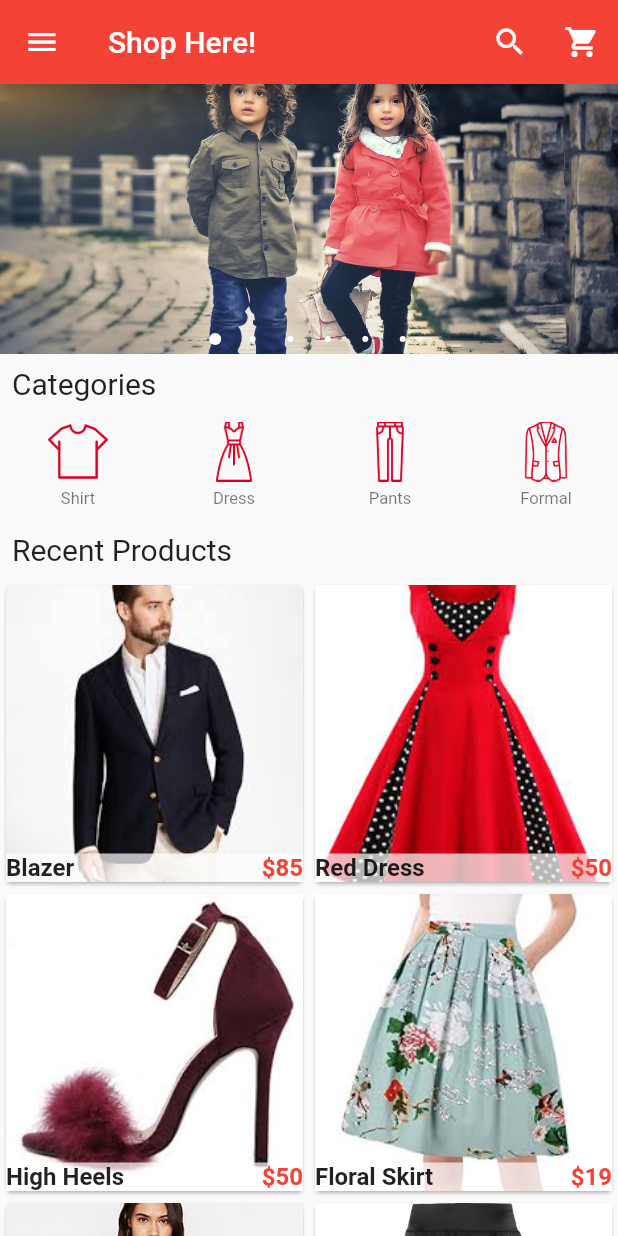
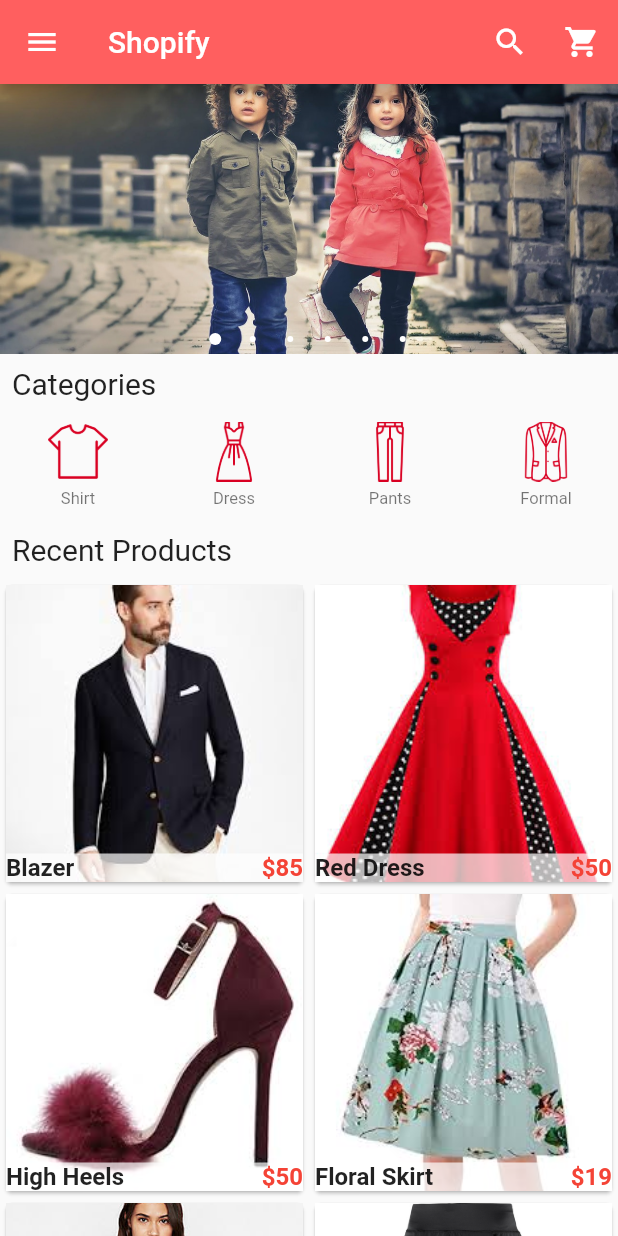
Before and after one commit to ktzy0305/Voguearo, a Flutter app: the screen it shows after launch, on a phone screen of 412 x 824 dp. Run offline on Flutter 3.47's test engine with Material 2 defaults, Android fonts, the phone set to English and light mode, and no system bars; drawn by our look-alikes of carousel_pro.

```diff
--- a/lib/main.dart
+++ b/lib/main.dart
@@ -50,8 +50,8 @@ class _HomePageState extends State<HomePage> {
     return new Scaffold(
       appBar: new AppBar(
         // elevation: 0.0,
-        backgroundColor: Colors.red,
-        title: Text("Shop Here!"),
+        backgroundColor: Color(0xffff5f5f),
+        title: Text("Shopify"),
         actions: <Widget>[
           new IconButton(
             icon: Icon(Icons.search, color: Colors.white),
@@ -79,7 +79,7 @@ class _HomePageState extends State<HomePage> {
                     backgroundColor: Colors.grey,
                     child: Icon(Icons.person, color: Colors.white, size: 40.0)),
               ),
-              decoration: new BoxDecoration(color: Colors.red),
+              decoration: new BoxDecoration(color: Color(0xffff5f5f)),
             ),
             // Body
             InkWell(
@@ -88,7 +88,7 @@ class _HomePageState extends State<HomePage> {
                   title: Text("Home"),
                   leading: Icon(
                     Icons.home,
-                    color: Colors.red,
+                    color: Color(0xffff5f5f),
                   ),
                   // onTap: () => {},
                 ),
@@ -99,7 +99,7 @@ class _HomePageState extends State<HomePage> {
                   title: Text("My Account"),
                   leading: Icon(
                     Icons.person,
-                    color: Colors.red,
+                    color: Color(0xffff5f5f),
                   ),
                 ),
                 onTap: () => {}),
@@ -109,7 +109,7 @@ class _HomePageState extends State<HomePage> {
                   title: Text("My Orders"),
                   leading: Icon(
                     Icons.shopping_basket,
-                    color: Colors.red,
+                    color: Color(0xffff5f5f),
                   ),
                 ),
                 onTap: () => {}),
@@ -119,7 +119,7 @@ class _HomePageState extends State<HomePage> {
                 title: Text("Shopping Cart"),
                 leading: Icon(
                   Icons.shopping_cart,
-                  color: Colors.red,
+                  color: Color(0xffff5f5f),
                 ),
               ),
               onTap: () => {
@@ -132,7 +132,7 @@ class _HomePageState extends State<HomePage> {
                   title: Text("Favourites"),
                   leading: Icon(
                     Icons.favorite,
-                    color: Colors.red
+                    color: Color(0xffff5f5f)
                   ),
                 ),
                 onTap: () => {}),
```
Also changed, not shown: 3 other files.
